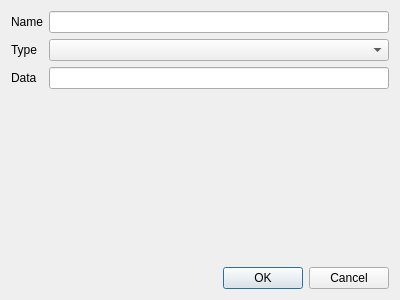
Before: the Qt Designer form src/gui/forms/declarations/variabledialog.ui in caozhongxiao/espreso, drawn with Qt 5.
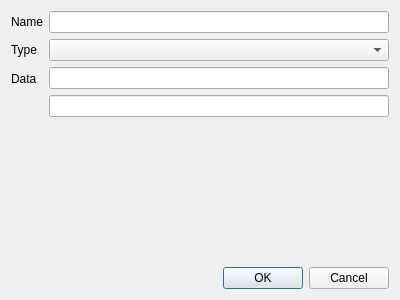
After: the same form once the commit is applied.

Commit message: ENH: [GUI] Variable name collision check.

```diff
--- a/src/gui/forms/declarations/variabledialog.ui
+++ b/src/gui/forms/declarations/variabledialog.ui
@@ -44,7 +44,14 @@
       <widget class="QComboBox" name="cmbType"/>
      </item>
      <item row="2" column="1">
-      <widget class="QLineEdit" name="editConstant"/>
+      <layout class="QVBoxLayout" name="layoutData">
+       <item>
+        <widget class="QLineEdit" name="editConstant"/>
+       </item>
+       <item>
+        <widget class="QLineEdit" name="editFunction"/>
+       </item>
+      </layout>
      </item>
     </layout>
    </item>
```
Left out of the diff: 12 changed lines with no effect on the pictures. The commit also changes 5 other files.
